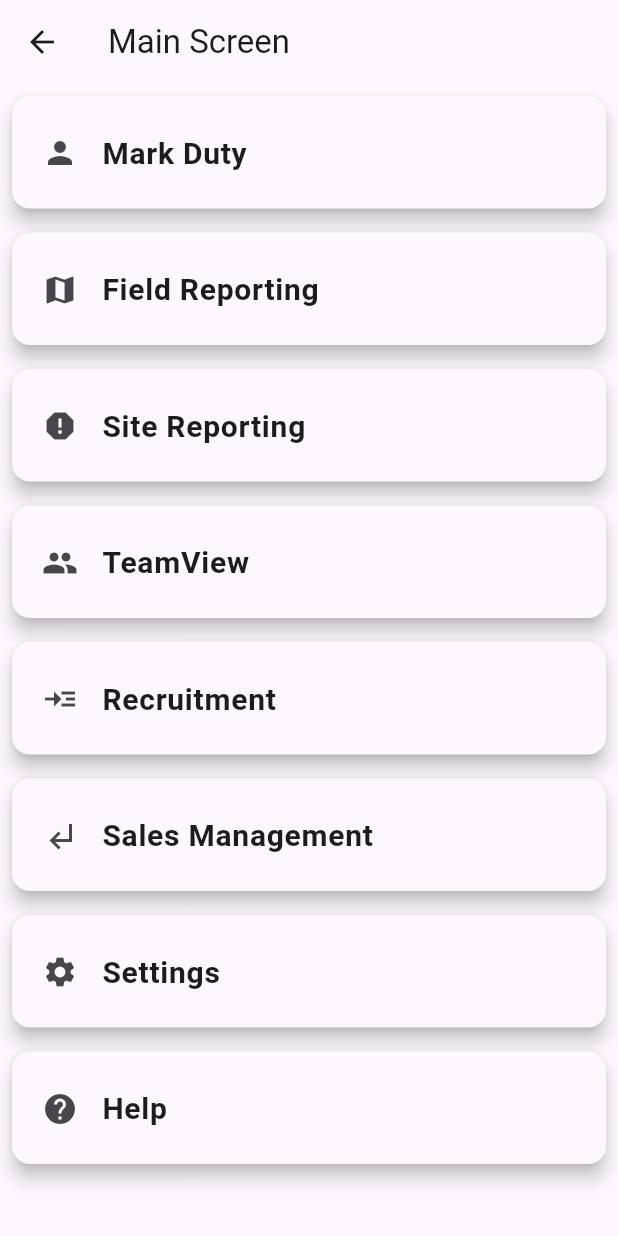
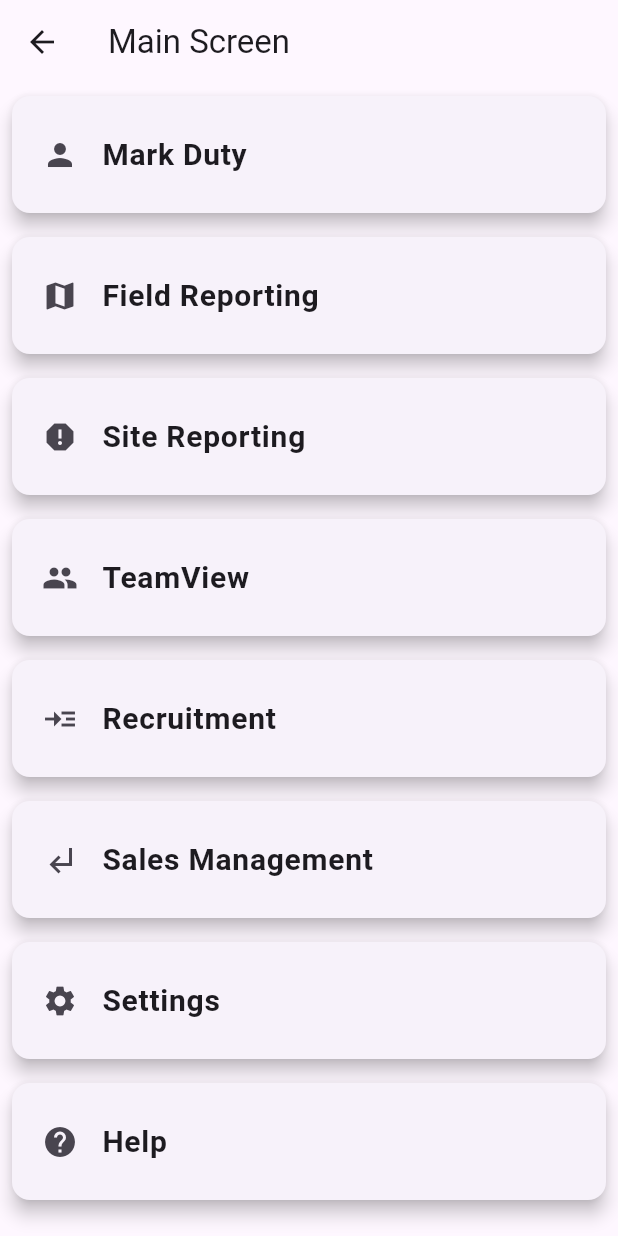
Before and after one commit to dhirenvigoinfotech/smart_erp, a Flutter app: the MainScreen screen opened directly, on a phone screen of 412 x 824 dp. Run offline on Flutter 3.47's test engine with Material 3 defaults, Android fonts, the phone set to English and light mode, and no system bars; our stand-ins replace firebase_core; accounts and stored records are empty.

Commit message:
New Project

```diff
--- a/lib/Screens/main_screen.dart
+++ b/lib/Screens/main_screen.dart
@@ -66,23 +66,20 @@ class _MainScreenState extends State<MainScreen> {
             onTap: () {
               onTapActions[index](context);
             },
-            child: Container(
-              height: 75,
+            child: Card(
+              elevation: 5.0,
               margin: const EdgeInsets.all(8.0),
-              child: Material(
-                borderRadius: BorderRadius.circular(12.0),
-                elevation: 5.0,
-                child: ListTile(
-                  contentPadding: const EdgeInsets.fromLTRB(20, 10, 0, 0),
-                  title: Text(
-                    menuItems[index],
-                    style: const TextStyle(fontSize: 20.0, fontWeight: FontWeight.bold),
-                  ),
-                  leading: Icon(getIconForItem(index)),
+              child: ListTile(
+                contentPadding: const EdgeInsets.symmetric(vertical: 11, horizontal: 20),
+                title: Text(
+                  menuItems[index],
+                  style: const TextStyle(fontSize: 20.0, fontWeight: FontWeight.bold),
                 ),
+                leading: Icon(getIconForItem(index)),
               ),
             ),
-          );},
+          );
+        },
       ),
     );
   }
```
Also changed, not shown: lib/Screens/team_view.dart (+6 -12 lines).
